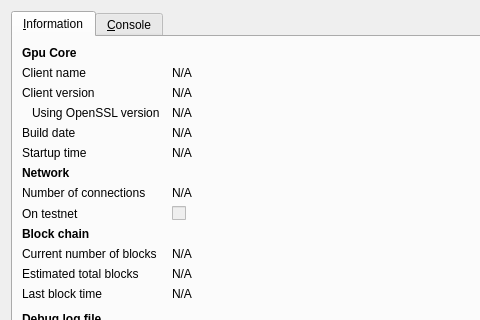
white92d15b7/GPU-Coin, file src/qt/forms/rpcconsole.ui: the form before one commit; both pictures show x 0 to 480 and y 0 to 320 of the 740 by 450 pixel window.
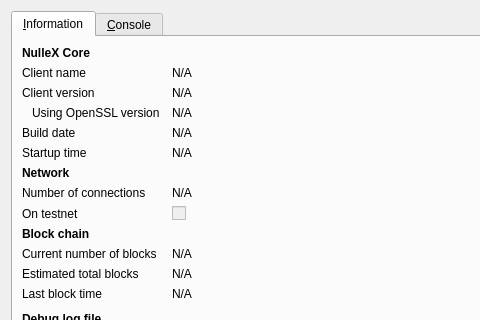
The form after the commit. Icons and pictures are not drawn.

What changed in the file:
```diff
--- a/src/qt/forms/rpcconsole.ui
+++ b/src/qt/forms/rpcconsole.ui
@@ -39,7 +39,7 @@
           </font>
          </property>
          <property name="text">
-          <string>Gpu Core</string>
+          <string>NulleX Core</string>
          </property>
         </widget>
        </item>
```
Left out of the diff: 6 changed lines with no effect on the pictures.
